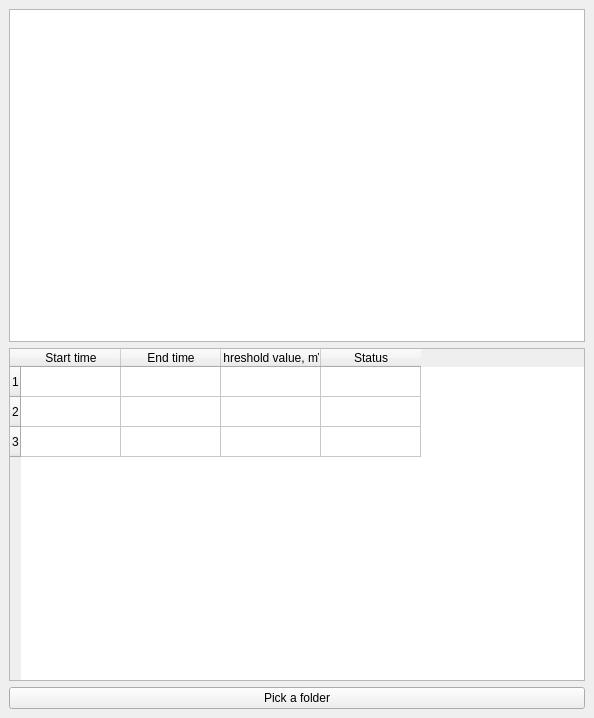
Qt form template_schedule.ui (arktrin/pulse-packet-receiver) before a commit.
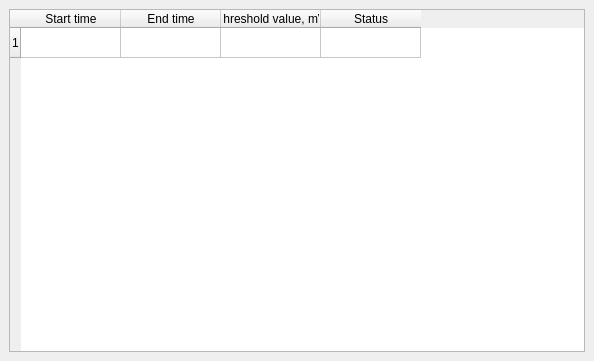
The same form after that commit.

Commit message: table widget cleanup and saving in more convenient way

Diff of the .ui file:
```diff
--- a/template_schedule.ui
+++ b/template_schedule.ui
@@ -7,7 +7,7 @@
     <x>0</x>
     <y>0</y>
     <width>594</width>
-    <height>718</height>
+    <height>361</height>
    </rect>
   </property>
   <property name="windowTitle">
@@ -15,9 +15,6 @@
   </property>
   <widget class="QWidget" name="centralwidget">
    <layout class="QVBoxLayout" name="verticalLayout">
-    <item>
-     <widget class="QListWidget" name="listWidget"/>
-    </item>
     <item>
      <widget class="QTableWidget" name="tableWidget">
       <row>
@@ -25,16 +22,6 @@
         <string>1</string>
        </property>
       </row>
-      <row>
-       <property name="text">
-        <string>2</string>
-       </property>
-      </row>
-      <row>
-       <property name="text">
-        <string>3</string>
-       </property>
-      </row>
       <column>
        <property name="text">
         <string>Start time</string>
@@ -57,13 +44,6 @@
       </column>
      </widget>
     </item>
-    <item>
-     <widget class="QPushButton" name="btnBrowse">
-      <property name="text">
-       <string>Pick a folder</string>
-      </property>
-     </widget>
-    </item>
    </layout>
   </widget>
  </widget>
```
The commit also changes 4 other files.
